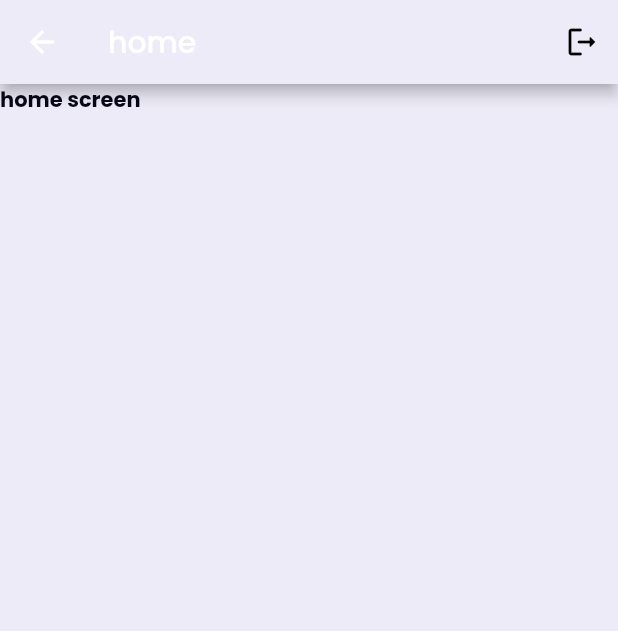
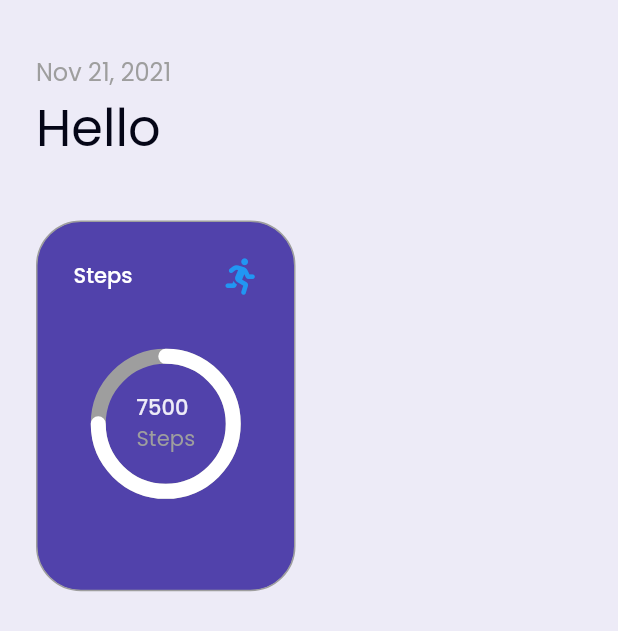
Before and after one commit to MrUnfunny/health_app, a Flutter app: the HomeScreen screen opened by its route, on a phone screen of 412 x 824 dp. Shown: the top 631 px of the screen. Run offline on Flutter 3.47's test engine with Material 2 defaults, Android fonts, the phone set to English and light mode, and no system bars; drawn by our look-alikes of percent_indicator; our stand-ins replace bloc, cloud_firestore, equatable, firebase_auth, firebase_core, flutter_bloc and 1 more; accounts and stored records are empty.

Commit message:
feat: improved UI of home screen

```diff
--- a/lib/constants/constants.dart
+++ b/lib/constants/constants.dart
@@ -23,4 +23,7 @@ class Constants {
 
   static const String userDataScreenTitle = 'Let\'s get started';
   static const String continu = 'Continue';
+  static const String hello = 'Hello ';
 }
+
+final fakeData = ['water', 'sleep', 'blood pressure', 'calories'];
--- /dev/null
+++ b/lib/presentation/common/indicator_tiles.dart
@@ -0,0 +1,56 @@
+import 'package:flutter/material.dart';
+import '../../config/colors.dart';
+
+class IndicatorTile extends StatelessWidget {
+  final bool fillColor;
+  final String title;
+  final Icon icon;
+  final Widget widget;
+
+  const IndicatorTile({
+    Key? key,
+    required this.title,
+    required this.icon,
+    required this.widget,
+    this.fillColor = false,
+  }) : super(key: key);
+
+  @override
+  Widget build(BuildContext context) {
+    return Container(
+        padding: const EdgeInsets.symmetric(
+          horizontal: 24,
+          vertical: 24,
+        ),
+        decoration: BoxDecoration(
+          border: Border.all(
+            width: 1,
+            color: ThemeColors.grey,
+          ),
+          color: fillColor ? Theme.of(context).primaryColor : null,
+          borderRadius: BorderRadius.circular(30),
+        ),
+        child: Column(
+          crossAxisAlignment: CrossAxisAlignment.stretch,
+          mainAxisAlignment: MainAxisAlignment.spaceBetween,
+          children: [
+            Row(
+              mainAxisAlignment: MainAxisAlignment.spaceBetween,
+              children: [
+                Text(
+                  title,
+                  style: Theme.of(context).textTheme.bodyText1?.copyWith(
+                        color: fillColor
+                            ? ThemeColors.white
+                            : ThemeColors.textPrimaryColor,
+                      ),
+                  textAlign: TextAlign.left,
+                ),
+                icon,
+              ],
+            ),
+            widget,
+          ],
+        ));
+  }
+}
--- a/lib/presentation/screens/home_screen.dart
+++ b/lib/presentation/screens/home_screen.dart
@@ -1,9 +1,15 @@
+import 'package:firebase_auth/firebase_auth.dart';
 import 'package:flutter/material.dart';
 import 'package:flutter_bloc/flutter_bloc.dart';
-import 'package:provider/provider.dart';
+import 'package:font_awesome_flutter/font_awesome_flutter.dart';
+import 'package:intl/intl.dart';
+import 'package:percent_indicator/circular_percent_indicator.dart';
 
 import '../../bloc/auth/auth_bloc.dart';
+import '../../config/colors.dart';
+import '../../constants/constants.dart';
 import '../../constants/route_paths.dart';
+import '../common/indicator_tiles.dart';
 
 class HomeScreen extends StatelessWidget {
   const HomeScreen({Key? key}) : super(key: key);
@@ -11,28 +17,91 @@ class HomeScreen extends StatelessWidget {
   @override
   Widget build(BuildContext context) {
     return Scaffold(
-      appBar: AppBar(
-        title: const Text('home'),
-        actions: [
-          IconButton(
-            onPressed: () {
-              context.read<AuthBloc>().add(AuthLogOutEvent());
-            },
-            icon: const Icon(
-              Icons.logout_rounded,
-              color: Colors.black,
-            ),
-          )
-        ],
-      ),
       body: BlocListener<AuthBloc, AuthState>(
         listener: (context, state) {
           if (state is AuthLoggedOutState) {
             Navigator.pushReplacementNamed(context, RoutePaths.mainScreen);
           }
         },
-        child: const SafeArea(
-          child: Text('home screen'),
+        child: Padding(
+          padding: const EdgeInsets.only(
+            top: 36.0,
+            left: 24,
+            right: 24,
+          ),
+          child: SafeArea(
+            child: CustomScrollView(
+              slivers: [
+                SliverToBoxAdapter(
+                  child: Text(
+                    DateFormat('MMM d, yyyy').format(DateTime.now()),
+                    style: Theme.of(context).textTheme.subtitle1,
+                    textAlign: TextAlign.left,
+                  ),
+                ),
+                SliverToBoxAdapter(
+                  child: Text(
+                    Constants.hello +
+                        FirebaseAuth.instance.currentUser!.displayName!,
+                    style: Theme.of(context).textTheme.headline4,
+                    textAlign: TextAlign.left,
+                  ),
+                ),
+                const SliverToBoxAdapter(child: SizedBox(height: 36)),
+                SliverFillRemaining(
+                  child: GridView.count(
+                    crossAxisCount: 2,
+                    mainAxisSpacing: 18,
+                    crossAxisSpacing: 18,
+                    childAspectRatio: 0.7,
+                    children: [
+                      IndicatorTile(
+                        title: 'Steps',
+                        icon: const Icon(FontAwesomeIcons.running),
+                        widget: Expanded(
+                          child: Container(
+                            padding: const EdgeInsets.all(20),
+                            child: CircularPercentIndicator(
+                              radius: 100,
+                              lineWidth: 10.0,
+                              percent: 0.75,
+                              center: RichText(
+                                text: TextSpan(
+                                  children: [
+                                    TextSpan(
+                                      text: '7500',
+                                      style: Theme.of(context)
+                                          .textTheme
+                                          .bodyText1
+                                          ?.copyWith(
+                                            color: ThemeColors.backgroundColor,
+                                          ),
+                                    ),
+                                    TextSpan(
+                                      text: '\nSteps',
+                                      style:
+                                          Theme.of(context).textTheme.subtitle2,
+                                    ),
+                                  ],
+                                ),
+                              ),
+                              circularStrokeCap: CircularStrokeCap.round,
+                              progressColor: ThemeColors.white,
+                              backgroundColor: ThemeColors.grey,
+                            ),
+                          ),
+                        ),
+                        fillColor: true,
+                      ),
+                      // IndicatorTile(),
+                      // IndicatorTile(),
+                      // IndicatorTile(),
+                    ],
+                  ),
+                ),
+              ],
+            ),
+          ),
         ),
       ),
     );
--- a/pubspec.yaml
+++ b/pubspec.yaml
@@ -17,6 +17,9 @@ dependencies:
   flutter:
     sdk: flutter
   flutter_bloc: ^8.0.0
+  flutter_staggered_grid_view: ^0.4.1
+  font_awesome_flutter: ^9.2.0
+  percent_indicator: ^3.4.0
 
 dev_dependencies:
   flutter_lints: ^1.0.0
```
Also changed, not shown: pubspec.lock.
